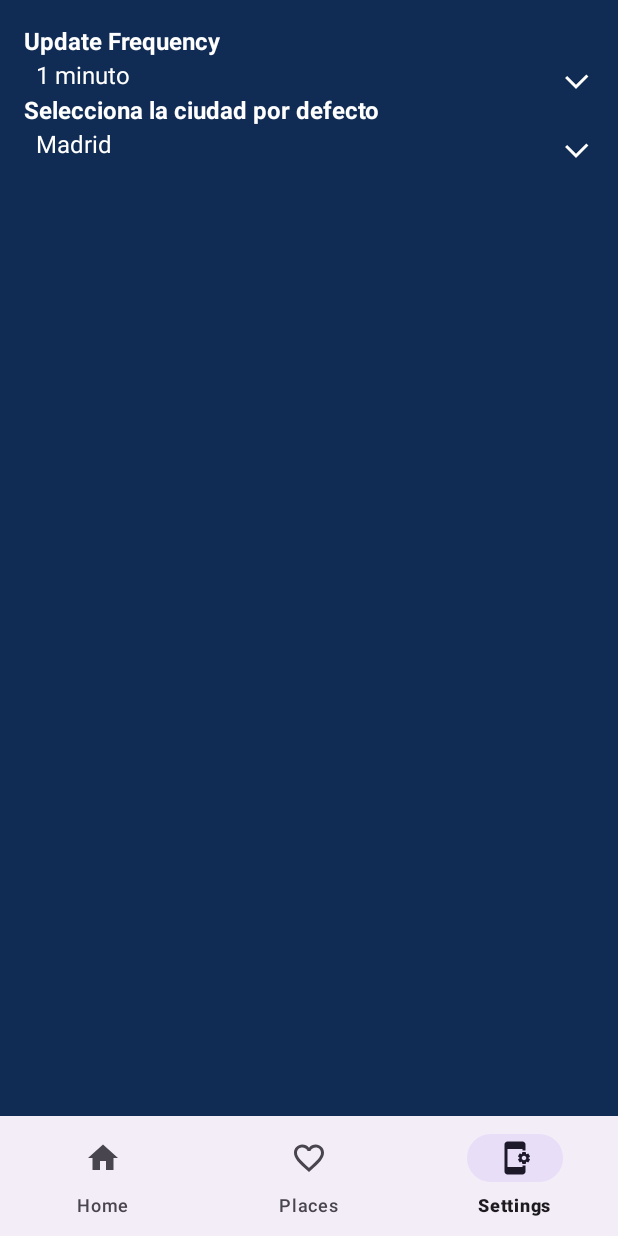
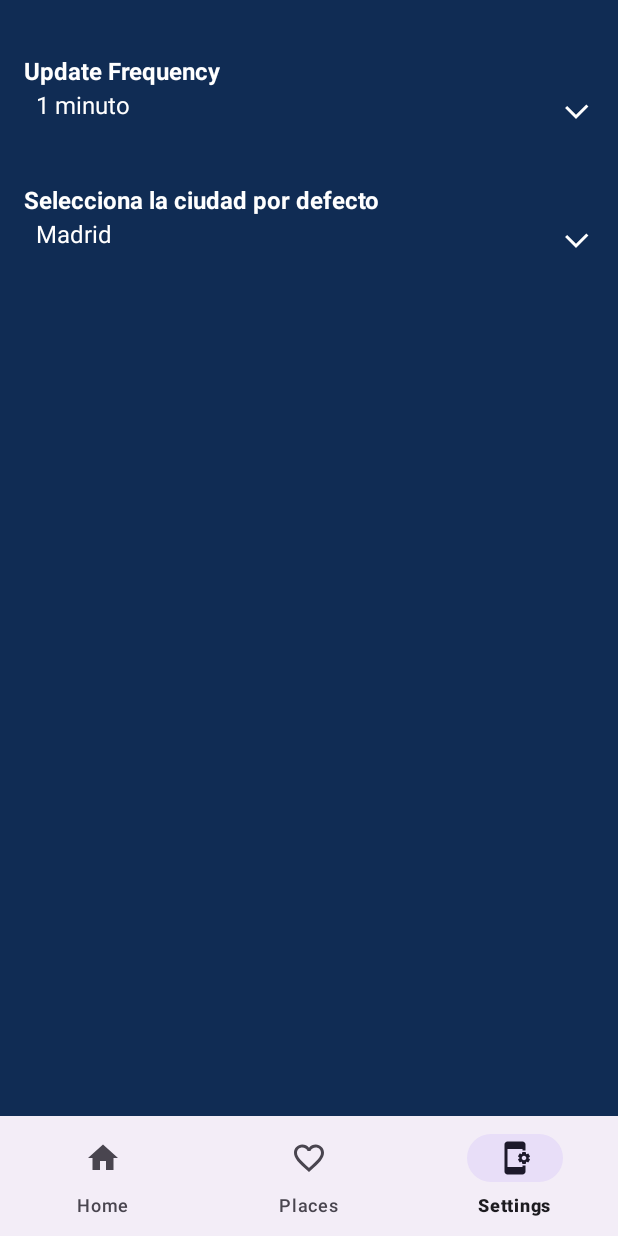
Before and after one commit to mariaperez15/myWeatherApp, an Android app: the screen it shows after launch (MainActivity), item 3 of the bottom bar chosen, on a phone screen of 412 x 824 dp. Run offline under Robolectric (Android 15) with nearby library versions, the phone set to English and light mode, and no system bars.

Commit message:
añadir espacio entre spinners

```diff
--- a/app/src/main/res/layout/fragment_settings.xml
+++ b/app/src/main/res/layout/fragment_settings.xml
@@ -12,7 +12,8 @@
         android:text="Update Frequency"
         android:textSize="16sp"
         android:textStyle="bold"
-        android:textColor="@android:color/white" />
+        android:textColor="@android:color/white"
+        android:layout_marginTop="20dp"/>
 
     <Spinner
         android:id="@+id/updateFrequencySpinner"
@@ -29,7 +30,8 @@
         android:layout_height="wrap_content"
         android:textSize="16sp"
         android:textStyle="bold"
-        android:text="Selecciona la ciudad por defecto" />
+        android:text="Selecciona la ciudad por defecto"
+        android:layout_marginTop="40dp" />
 
     <Spinner
         android:id="@+id/citySpinner"
```
